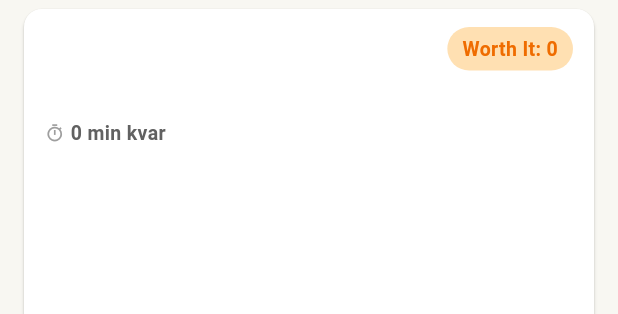
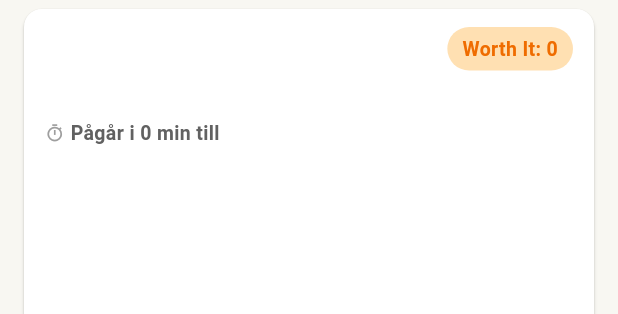
Before and after one commit to abodi99/taxitips, a Flutter app: the SmartAlertCard widget shown alone on an empty page, opened directly with empty values, on a phone screen of 412 x 824 dp. Shown: the top 314 px of the screen. Run offline on Flutter 3.47's test engine with Material 3 defaults, Android fonts, the phone set to English and light mode, and no system bars; our stand-ins replace firebase_analytics, firebase_core, firebase_messaging, flutter_map, geolocator, latlong2 and 2 more; missing offline and left inert: dart:html; accounts and stored records are empty; network calls fail.

Commit message:
Clarify duration label, decouple severity filter from distance, simplify top bar
"46 min kvar" didn't say remaining until WHAT -- it's the disruption's own
expected end time, not a deadline for the driver to act by, and reads
easily as the latter. Now says "Pågår i 46 min till" (ongoing for X more).

"Bara hög prio" filtered on taxi.level, which api_client.dart derives from
worth_it_score (severity discounted by distance/reachability) -- so a
genuine whole-line-stop event at demand_score 90 would silently vanish
under this filter if it happened to be far away, which is backwards: a
driver toggling "only high priority" is asking about severity, not
reachability (that's what sorting/worth_it_score already handles
separately). Added _isHighSeverity(), keyed on severity_tier/demand_score
directly, and updated the filter's subtitle to say what it now actually
does ("Bara allvarliga störningar (oavsett avstånd)").

Simplified the top bar: dropped the subtitle ("Tips när taxi behövs")
that only duplicated the "Var behövs taxi?" heading directly below it,
and put the title and Live-status pill inline instead of stacked, so the
three action icons (filter/settings/refresh) have clearer separation
instead of competing with a two-line title block for space.

Co-Authored-By: Claude Sonnet 5 <noreply@anthropic.com>

```diff
--- a/taxitips-app/lib/widgets/smart_alert_card.dart
+++ b/taxitips-app/lib/widgets/smart_alert_card.dart
@@ -27,17 +27,20 @@ class SmartAlertCard extends StatelessWidget {
       endTime = DateTime.tryParse(endTimeStr);
     }
 
-    String timeLeft = 'Okänt tidsfönster';
+    // "kvar" alone doesn't say remaining until WHAT -- this is the disruption's
+    // own expected end, not a deadline to act by, and a driver reading "46 min
+    // kvar" could easily assume the latter. Say explicitly what's ending.
+    String timeLeft = 'Okänt hur länge det pågår';
     if (endTime != null) {
       final diff = endTime.difference(DateTime.now());
       if (diff.isNegative) {
-        timeLeft = 'Möjligheten har passerat';
+        timeLeft = 'Störningen bör ha upphört';
       } else if (diff.inMinutes < 60) {
-        timeLeft = '${diff.inMinutes} min kvar';
+        timeLeft = 'Pågår i ${diff.inMinutes} min till';
       } else if (diff.inHours < 24) {
-        timeLeft = '${diff.inHours} tim ${diff.inMinutes % 60} min kvar';
+        timeLeft = 'Pågår i ${diff.inHours} tim ${diff.inMinutes % 60} min till';
       } else {
-        timeLeft = '${diff.inDays} dagar kvar';
+        timeLeft = 'Pågår i ${diff.inDays} dagar till';
       }
     }
 
```
Also changed, not shown: taxitips-app/lib/screens/driver_screen.dart (+46 -29 lines).
